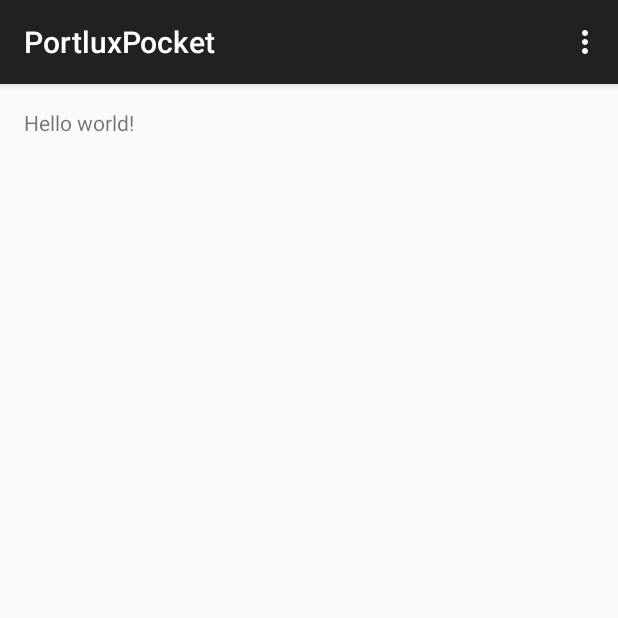
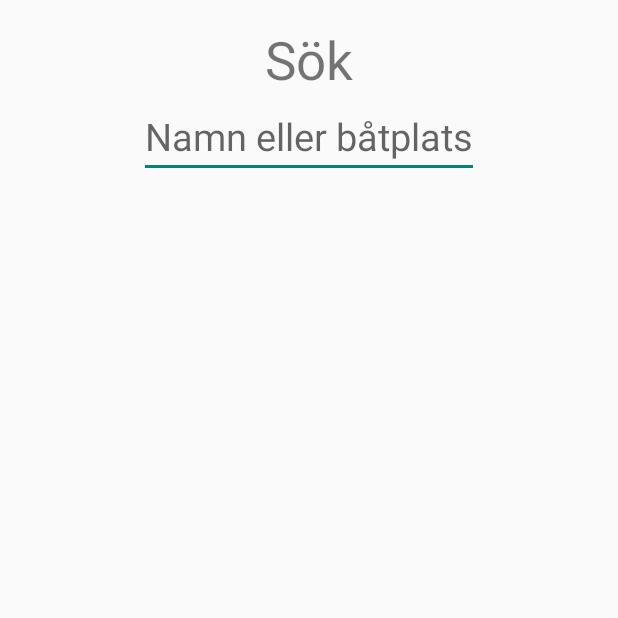
Before and after one commit to andreaspegelow/PortluxPocket, an Android app: the screen it shows after launch (SearchActivity), on a phone screen of 412 x 824 dp, the top half of it. Run offline under Robolectric (Android 15) with nearby library versions, the phone set to English and light mode, and no system bars; 1 statement that could not run was skipped.

Commit message:
Basic layout

```diff
--- a/PortluxPocket/app/src/main/java/com/portlux/portluxpocket/SearchActivity.java
+++ b/PortluxPocket/app/src/main/java/com/portlux/portluxpocket/SearchActivity.java
@@ -1,38 +1,60 @@
 package com.portlux.portluxpocket;
 
+import android.app.Activity;
 import android.support.v7.app.ActionBarActivity;
 import android.os.Bundle;
+import android.text.Editable;
+import android.text.TextWatcher;
 import android.view.Menu;
-import android.view.MenuItem;
+import android.widget.EditText;
+import android.widget.NumberPicker;
+import android.widget.TextView;
+import android.widget.Toast;
 
 
-public class SearchActivity extends ActionBarActivity {
+public class SearchActivity extends Activity implements TextWatcher {
+    EditText searchField;
+    SearchModel model;
 
     @Override
     protected void onCreate(Bundle savedInstanceState) {
         super.onCreate(savedInstanceState);
         setContentView(R.layout.activity_search);
+
+        searchField = (EditText)findViewById(R.id.searchField);
+        searchField.addTextChangedListener(this);
+
+        //Create the model
+        model = new SearchModel();
+
+
     }
 
     @Override
     public boolean onCreateOptionsMenu(Menu menu) {
         // Inflate the menu; this adds items to the action bar if it is present.
         getMenuInflater().inflate(R.menu.menu_search, menu);
+
         return true;
     }
 
     @Override
-    public boolean onOptionsItemSelected(MenuItem item) {
-        // Handle action bar item clicks here. The action bar will
-        // automatically handle clicks on the Home/Up button, so long
-        // as you specify a parent activity in AndroidManifest.xml.
-        int id = item.getItemId();
+    public void beforeTextChanged(CharSequence s, int start, int count, int after) {
 
-        //noinspection SimplifiableIfStatement
-        if (id == R.id.action_settings) {
-            return true;
-        }
+    }
 
-        return super.onOptionsItemSelected(item);
+    @Override
+    public void onTextChanged(CharSequence s, int start, int before, int count) {
+
+    }
+
+    @Override
+    public void afterTextChanged(Editable s) {
+        model.search(searchField.getText().toString());
+        updateList();
+    }
+
+    private void updateList() {
+
     }
 }
--- a/PortluxPocket/app/src/main/res/layout/activity_search.xml
+++ b/PortluxPocket/app/src/main/res/layout/activity_search.xml
@@ -1,11 +1,31 @@
-<RelativeLayout xmlns:android="http://schemas.android.com/apk/res/android"
-    xmlns:tools="http://schemas.android.com/tools" android:layout_width="match_parent"
-    android:layout_height="match_parent" android:paddingLeft="@dimen/activity_horizontal_margin"
+<LinearLayout xmlns:android="http://schemas.android.com/apk/res/android"
+    xmlns:tools="http://schemas.android.com/tools"
+    android:layout_width="match_parent"
+    android:layout_height="match_parent"
+    android:orientation="vertical"
+    android:paddingBottom="@dimen/activity_vertical_margin"
+    android:paddingLeft="@dimen/activity_horizontal_margin"
     android:paddingRight="@dimen/activity_horizontal_margin"
     android:paddingTop="@dimen/activity_vertical_margin"
-    android:paddingBottom="@dimen/activity_vertical_margin" tools:context=".SearchActivity">
+    tools:context=".SearchActivity">
 
-    <TextView android:text="@string/hello_world" android:layout_width="wrap_content"
+    <TextView
+        android:layout_width="wrap_content"
+        android:layout_height="wrap_content"
+        android:layout_gravity="center_horizontal"
+        android:text="@string/Search"
+        android:textSize="35sp" />
+
+    <EditText
+        android:id="@+id/searchField"
+        android:layout_width="wrap_content"
+        android:layout_height="wrap_content"
+        android:layout_gravity="center_horizontal"
+        android:hint="@string/searchHint"
+        android:textSize="25sp" />
+
+    <ListView
+        android:layout_width="match_parent"
         android:layout_height="wrap_content" />
 
-</RelativeLayout>
+</LinearLayout>
--- a/PortluxPocket/app/src/main/res/menu/menu_search.xml
+++ b/PortluxPocket/app/src/main/res/menu/menu_search.xml
@@ -1,6 +1,10 @@
 <menu xmlns:android="http://schemas.android.com/apk/res/android"
     xmlns:app="http://schemas.android.com/apk/res-auto"
-    xmlns:tools="http://schemas.android.com/tools" tools:context=".SearchActivity">
-    <item android:id="@+id/action_settings" android:title="@string/action_settings"
-        android:orderInCategory="100" app:showAsAction="never" />
+    xmlns:tools="http://schemas.android.com/tools"
+    tools:context=".SearchActivity">
+    <item
+        android:id="@+id/action_settings"
+        android:orderInCategory="100"
+        android:title="@string/action_settings"
+        app:showAsAction="never" />
 </menu>
--- a/PortluxPocket/app/src/main/res/values/strings.xml
+++ b/PortluxPocket/app/src/main/res/values/strings.xml
@@ -1,6 +1,8 @@
 <resources>
     <string name="app_name">PortluxPocket</string>
 
-    <string name="hello_world">Hello world!</string>
+
     <string name="action_settings">Settings</string>
+    <string name="Search">Sök</string>
+    <string name="searchHint">Namn eller båtplats</string>
 </resources>
```
